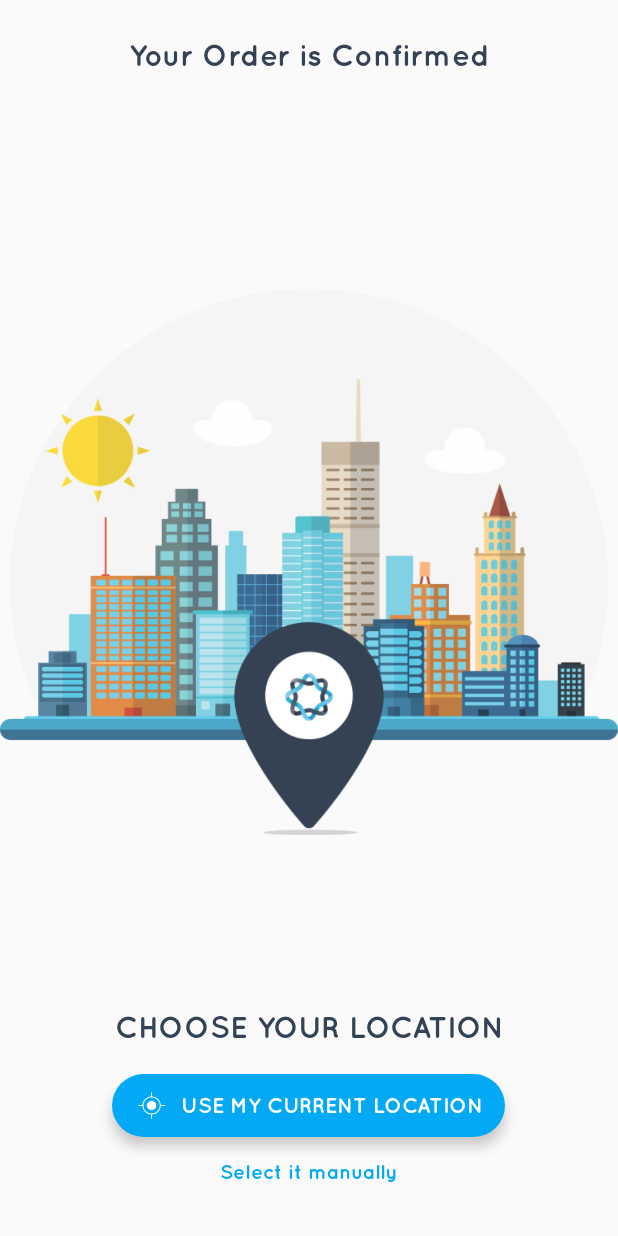
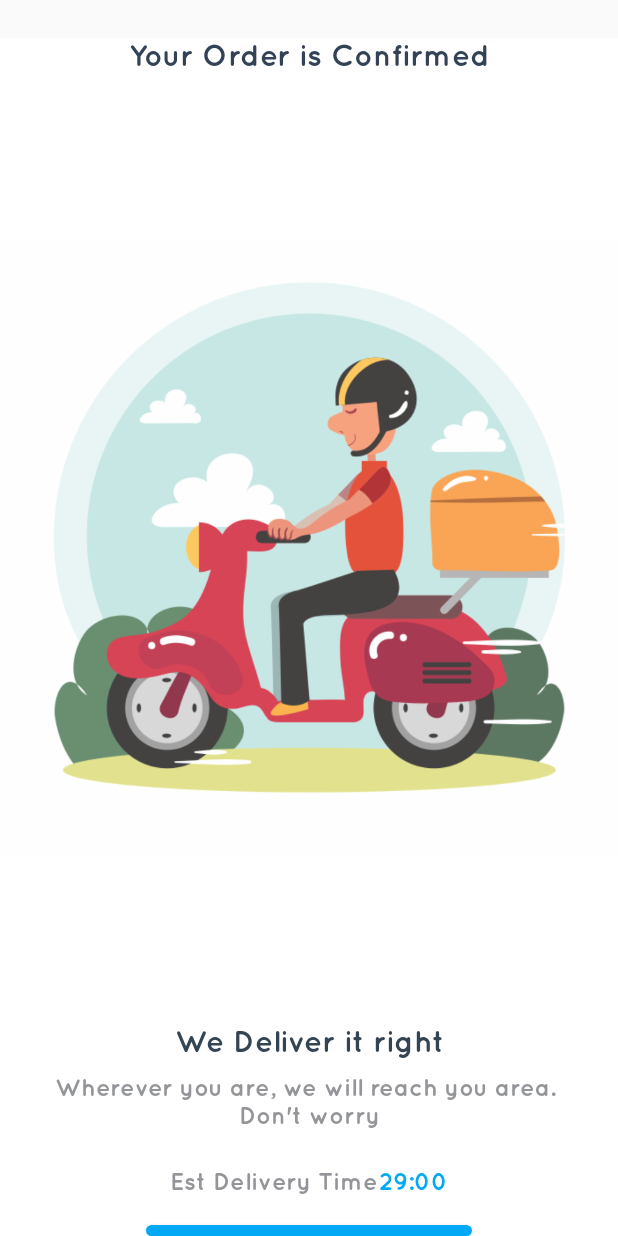
Before and after one commit to RajaniKantTiwari/myrepo, an Android app: the layout activity_confirm_order.xml on its own in the app's theme, with its tools: preview values and no code run, on a phone screen of 412 x 824 dp. Run offline under Robolectric (Android 15) with nearby library versions, the light colour scheme and no system bars.

Commit message:
confirm order completed

```diff
--- a/app/src/main/res/layout/activity_confirm_order.xml
+++ b/app/src/main/res/layout/activity_confirm_order.xml
@@ -1,17 +1,11 @@
 <?xml version="1.0" encoding="utf-8"?>
-<layout xmlns:app="http://schemas.android.com/apk/res-auto">
-    <RelativeLayout xmlns:android="http://schemas.android.com/apk/res/android"
-        android:orientation="vertical"
-        style="@style/match_match"
-        android:layout_marginTop="@dimen/margin_25">
-        <ImageView
-            style="@style/wrap_wrap"
-            android:src="@drawable/welcome_screen"
-            android:layout_marginTop="@dimen/margin_40"
-            android:layout_marginBottom="@dimen/margin_140"/>
+<layout xmlns:app="http://schemas.android.com/apk/res-auto"
+    xmlns:android="http://schemas.android.com/apk/res/android">
         <LinearLayout
             style="@style/match_wrap"
-            android:orientation="vertical">
+            android:orientation="vertical"
+            android:layout_marginTop="@dimen/margin_25"
+            android:background="@color/white">
             <com.app.community.widget.CustomTextView
                 style="@style/match_wrap"
                 android:text="@string/your_order_is_is_confirmed"
@@ -19,52 +13,72 @@
                 android:textColor="@color/darker_blackish"
                 app:customFont="@string/font_bold"
                 android:textSize="@dimen/textSize_20" />
+            <ImageView
+                style="@style/layout_ver_match_1"
+                android:src="@drawable/confirm"
+                />
+            <LinearLayout
+                style="@style/layout_ver_match_1"
+                android:orientation="vertical">
+            <com.app.community.widget.CustomTextView
+                style="@style/textview_header_small_match"
+                android:text="@string/we_deliver_it_right"
+                android:gravity="center"
+                app:customFont="@string/font_bold"
+                />
+                <com.app.community.widget.CustomTextView
+                    style="@style/textview_title_match"
+                    android:layout_marginTop="@dimen/margin_10"
+                    android:text="@string/whenever_you_are"
+                    android:gravity="center"
+                    app:customFont="@string/font_bold"
+                    android:textColor="@color/color_dark_grey"
+                    />
+                <LinearLayout
+                    style="@style/match_wrap"
+                    android:gravity="center"
+                    android:layout_marginTop="@dimen/margin_25">
+                <com.app.community.widget.CustomTextView
+                    style="@style/textview_title_wrap"
+                    android:text="@string/estimated_delivery_time"
+                    android:gravity="center"
+                    app:customFont="@string/font_bold"
+                    android:textColor="@color/color_dark_grey"
+                    />
+                <com.app.community.widget.CustomTextView
+                    style="@style/textview_title_wrap"
+                    android:text="29:00"
+                    app:customFont="@string/font_bold"
+                    android:textColor="@color/color_blue"
+                    />
+                </LinearLayout>
+                <com.app.community.widget.CustomTextView
+                    style="@style/textview_title_wrap"
+                    android:layout_gravity="center_horizontal"
+                    android:layout_marginTop="@dimen/margin_20"
+                    android:paddingStart="@dimen/margin_50"
+                    android:paddingEnd="@dimen/margin_50"
+                    android:text="@string/back_to_home"
+                    android:textAllCaps="true"
+                    android:gravity="center_horizontal"
+                    android:elevation="@dimen/margin_5"
+                    android:paddingTop="@dimen/margin_12"
+                    android:paddingBottom="@dimen/margin_12"
+                    android:textColor="@color/white"
+                    android:textSize="@dimen/textSize_button_medium"
+                    app:customFont="@string/font_bold"
+                    android:background="@drawable/blue_round_btnbg" />
+
+                <com.app.community.widget.CustomTextView
+                    style="@style/textview_description_small_match"
+                    android:padding="@dimen/margin_10"
+                    android:text="@string/raise_an_issue"
+                    android:gravity="center"
+                    app:customFont="@string/font_bold"
+                    android:textColor="@color/reddish"
+                    />
+            </LinearLayout>
         </LinearLayout>
 
-        <LinearLayout
-            style="@style/match_wrap"
-            android:orientation="vertical"
-            android:layout_alignParentBottom="true">
-            <com.app.community.widget.CustomTextView
-                style="@style/match_wrap"
-                android:text="@string/choose_your_location"
-                android:textSize="@dimen/textSize_20"
-                android:textAllCaps="true"
-                android:gravity="center"
-                app:customFont="@string/font_bold"
-                android:textColor="@color/darker_blackish"
-                />
-            <com.app.community.widget.CustomTextView
-                android:id="@+id/tvCurrentLocation"
-                style="@style/wrap_wrap"
-                android:text="@string/use_my_current_location"
-                android:textSize="@dimen/textSize_14"
-                android:gravity="center"
-                app:customFont="@string/font_bold"
-                android:elevation="@dimen/margin_5"
-                android:layout_marginTop="@dimen/margin_20"
-                android:paddingTop="@dimen/margin_12"
-                android:paddingBottom="@dimen/margin_12"
-                android:paddingStart="@dimen/margin_17"
-                android:paddingEnd="@dimen/margin_15"
-                android:layout_gravity="center_horizontal"
-                android:textColor="@android:color/white"
-                android:drawablePadding="@dimen/margin_10"
-                android:drawableStart="@drawable/ic_location_white"
-                android:textAllCaps="true"
-                android:background="@drawable/blue_round_btnbg"/>
 
-            <com.app.community.widget.CustomTextView
-                android:id="@+id/tvManually"
-                style="@style/match_wrap"
-                android:text="@string/select_manually"
-                android:gravity="center_horizontal"
-                android:textSize="@dimen/textSize_13"
-                app:customFont="@string/font_bold"
-                android:textColor="@color/color_blue"
-                android:padding="@dimen/margin_10"
-                android:layout_marginTop="@dimen/margin_5"
-                android:layout_marginBottom="@dimen/margin_25"/>
-        </LinearLayout>
-    </RelativeLayout>
 </layout>
--- a/app/src/main/res/values/colors.xml
+++ b/app/src/main/res/values/colors.xml
@@ -26,6 +26,8 @@
     <color name="rating">#FFEC33</color>
     <color name="dark_yellow">#FFEC33</color>
     <color name="red">#FF0011</color>
+    <color name="reddish">#FF3399</color>
+
 
 
 
--- a/app/src/main/res/values/dimens.xml
+++ b/app/src/main/res/values/dimens.xml
@@ -47,6 +47,8 @@
 
 
     <dimen name="textSize_header">20sp</dimen>
+    <dimen name="textSize_header_small">20sp</dimen>
+
     <dimen name="textSize_title">16sp</dimen>
     <dimen name="textSize_description">13sp</dimen>
     <dimen name="textSize_description_small">11sp</dimen>
--- a/app/src/main/res/values/strings.xml
+++ b/app/src/main/res/values/strings.xml
@@ -367,6 +367,11 @@
     <string name="please_select_location_for_product">Select Location for Getting Product</string>
     <string name="contact">Contact</string>
     <string name="your_order_is_is_confirmed">Your Order is Confirmed</string>
+    <string name="we_deliver_it_right">We Deliver it right</string>
+    <string name="whenever_you_are">Wherever you are, we will reach you area. \nDon\'t worry</string>
+    <string name="estimated_delivery_time">Est Delivery Time</string>
+    <string name="back_to_home">Back to home</string>
+    <string name="raise_an_issue">Raise an issue</string>
 
 
     <string-array name="state_array">
--- a/app/src/main/res/values/styles.xml
+++ b/app/src/main/res/values/styles.xml
@@ -123,6 +123,10 @@
         <item name="android:textColor">@color/dark_black</item>
     </style>
 
+    <style name="textview_header_small_match" parent="match_wrap">
+        <item name="android:textSize">@dimen/textSize_header_small</item>
+        <item name="android:textColor">@color/dark_black</item>
+    </style>
     <style name="textview_title_match" parent="match_wrap">
         <item name="android:textSize">@dimen/textSize_title</item>
         <item name="android:textColor">@color/dark_black</item>
@@ -138,7 +142,10 @@
         <item name="android:textSize">@dimen/textSize_header</item>
         <item name="android:textColor">@color/dark_black</item>
     </style>
-
+    <style name="textview_header_small_wrap" parent="wrap_wrap">
+        <item name="android:textSize">@dimen/textSize_header_small</item>
+        <item name="android:textColor">@color/dark_black</item>
+    </style>
     <style name="textview_title_wrap" parent="wrap_wrap">
         <item name="android:textSize">@dimen/textSize_title</item>
         <item name="android:textColor">@color/dark_black</item>
@@ -151,6 +158,10 @@
 
 
     <style name="textview_description_small_wrap" parent="wrap_wrap">
+        <item name="android:textSize">@dimen/textSize_description_small</item>
+        <item name="android:textColor">@color/dark_black</item>
+    </style>
+    <style name="textview_description_small_match" parent="match_wrap">
         <item name="android:textSize">@dimen/textSize_description_small</item>
         <item name="android:textColor">@color/dark_black</item>
     </style>
```
Also changed, not shown: app/src/main/res/drawable/confirm.png (renamed from app/src/main/res/drawable/trackimg.png).
